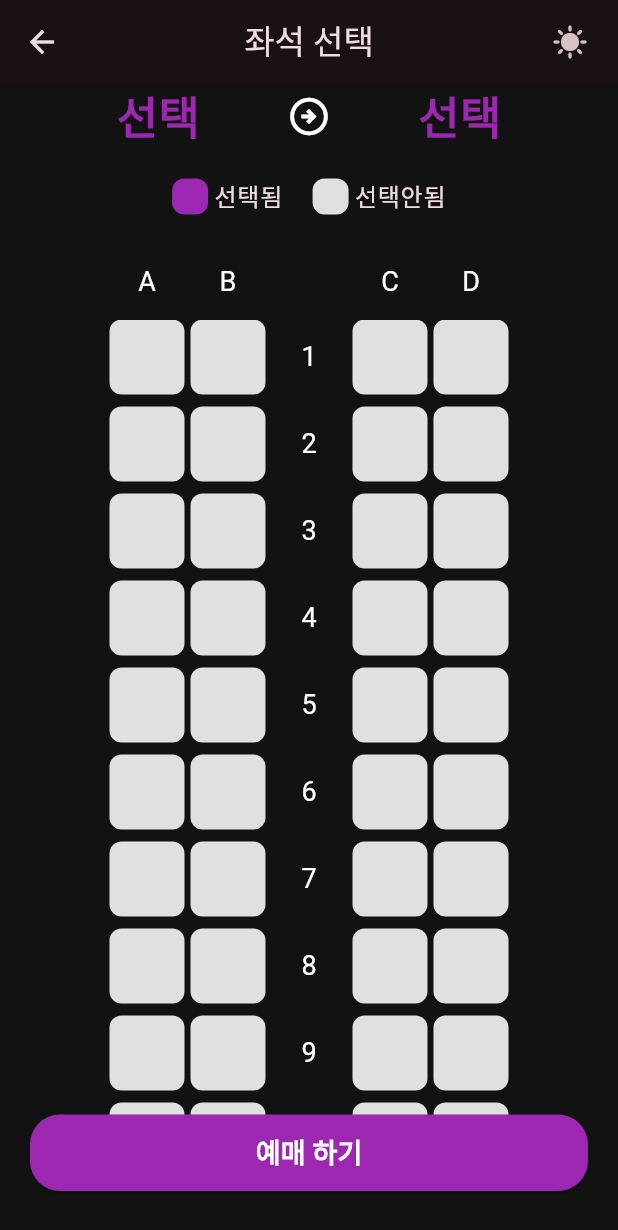
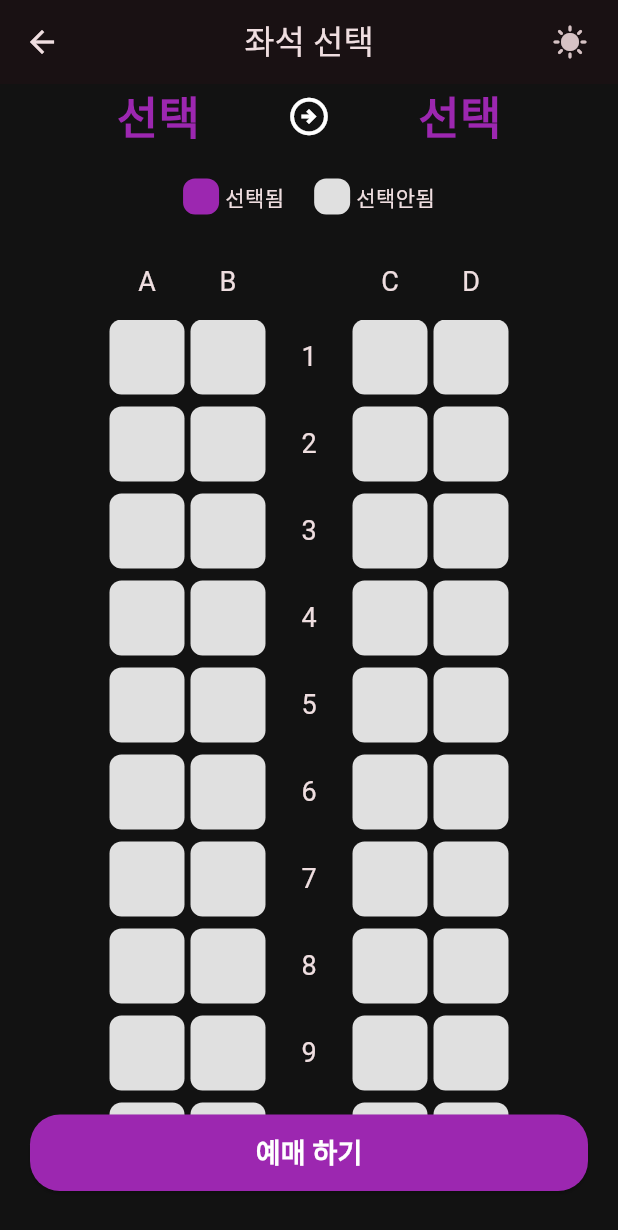
Before and after one commit to Hamiric/Train_Reservation_Service_PersonalProject, a Flutter app: the SeatPage screen opened by its route, after a tap on the "mode night" icon, on a phone screen of 412 x 824 dp. Shown: the top 1230 px of the screen. Run offline on Flutter 3.47's test engine with Material 3 defaults, Android fonts, the phone set to English and light mode, and no system bars; our stand-ins replace get.

Commit message:
Fix : "TextTheme 삭제"
TextTheme 삭제 및 적용받던 Text들 수정

```diff
--- a/lib/home_page/station_box.dart
+++ b/lib/home_page/station_box.dart
@@ -32,7 +32,7 @@ class StationBox extends StatelessWidget {
     );
   }
 
-  Widget station(bool stationType, BuildContext context){
+  Widget station(bool stationType, BuildContext context) {
     return Expanded(
       child: GestureDetector(
         onTap: () {
@@ -50,14 +50,14 @@ class StationBox extends StatelessWidget {
                 fontWeight: FontWeight.bold,
               ),
             ),
-            GetBuilder<StationListController>(
-              builder: (controller) {
-                return Text(
+            GetBuilder<StationListController>(builder: (controller) {
+              return Text(
                   stationType ? controller.startStation : controller.endStation,
-                  style: Theme.of(context).textTheme.bodyMedium,
-                );
-              }
-            )
+                  style: TextStyle(
+                    fontSize: 40,
+                    color: Theme.of(context).colorScheme.brightness == Brightness.light ? null : Colors.white,
+                  ));
+            })
           ],
         ),
       ),
--- a/lib/seat_page/seat_label.dart
+++ b/lib/seat_page/seat_label.dart
@@ -24,7 +24,6 @@ class SeatLabel extends StatelessWidget {
           ),
           Text(
             '선택됨',
-            style: Theme.of(context).textTheme.labelSmall,
           ),
           SizedBox(
             width: 20,
@@ -42,7 +41,6 @@ class SeatLabel extends StatelessWidget {
           ),
           Text(
             '선택안됨',
-            style: Theme.of(context).textTheme.labelSmall,
           ),
           Spacer(),
         ],
--- a/lib/theme.dart
+++ b/lib/theme.dart
@@ -6,14 +6,6 @@ final lightTheme = ThemeData(
     seedColor: Colors.deepPurple,
     secondary: Colors.white,
     brightness: Brightness.light,
-  ),
-  textTheme: TextTheme(
-    labelSmall: TextStyle(
-      fontSize: 16,
-    ),
-    bodyMedium: TextStyle(
-      fontSize: 40,
-    )
   ),
   dividerColor: Colors.grey[400],
   elevatedButtonTheme: ElevatedButtonThemeData(
@@ -33,15 +25,6 @@ final darkTheme = ThemeData(
     secondary: Colors.grey[800],
     brightness: Brightness.dark,
   ),
-  textTheme: TextTheme(
-    labelSmall: TextStyle(
-      fontSize: 16,
-    ),
-    bodyMedium: TextStyle(
-      fontSize: 40,
-      color: Colors.white,
-    )
-  ),
   dividerColor: Colors.white,
   elevatedButtonTheme: ElevatedButtonThemeData(
     style: ButtonStyle(
```
